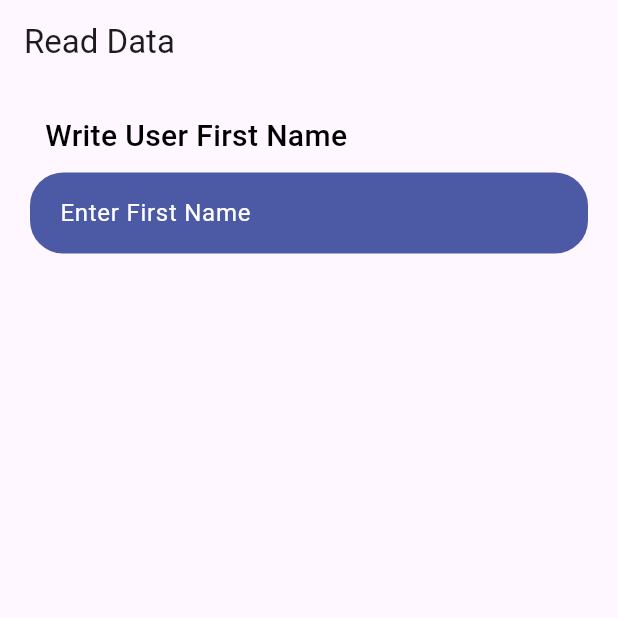
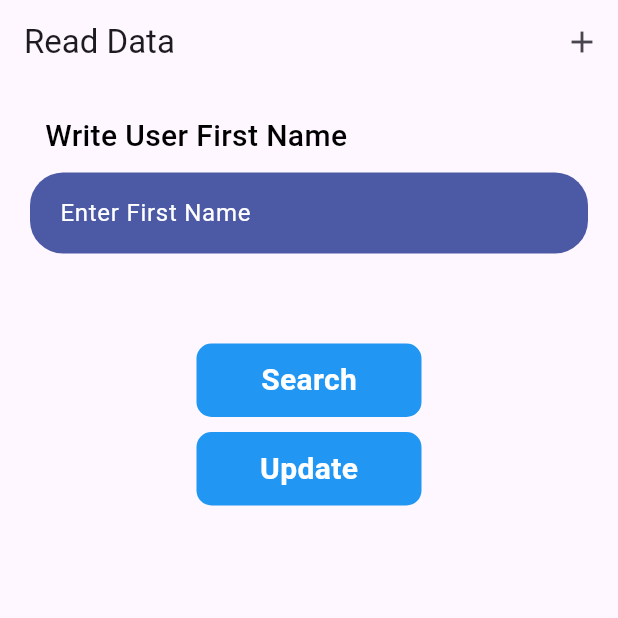
Before and after one commit to Khammunh/firebase_crud2024, a Flutter app: the screen it shows after launch, on a phone screen of 412 x 824 dp, the top half of it. Run offline on Flutter 3.47's test engine with Material 3 defaults, Android fonts, the phone set to English and light mode, and no system bars; our stand-ins replace cloud_firestore, firebase_core, fluttertoast; accounts and stored records are empty.

Commit message:
update code read

```diff
--- a/analysis_options.yaml
+++ b/analysis_options.yaml
@@ -10,6 +10,7 @@
 analyzer:
   errors:
     avoid_unnecessary_containers: ignore
+    prefer_interpolation_to_compose_strings: ignore
 include: package:flutter_lints/flutter.yaml
 
 linter:
--- a/lib/main.dart
+++ b/lib/main.dart
@@ -17,8 +17,9 @@ class MyApp extends StatelessWidget {
 
   @override
   Widget build(BuildContext context) {
-    return const MaterialApp(debugShowCheckedModeBanner: false, home: ReadData()
-        // home: HomePage()
-        );
+    return const MaterialApp(
+      debugShowCheckedModeBanner: false, home: ReadData(),
+      // home: HomePage()
+    );
   }
 }
--- a/lib/page/database.dart
+++ b/lib/page/database.dart
@@ -7,4 +7,18 @@ class DatabaseMethods {
         .doc()
         .set(userInfoMap);
   }
+
+  Future<QuerySnapshot> gettingUserInfo(String name) async {
+    return await FirebaseFirestore.instance
+        .collection("users")
+        .where("FirstName", isEqualTo: name)
+        .get();
+  }
+
+  Future UpdateUserData(String age, String id) async {
+    return await FirebaseFirestore.instance
+        .collection("users")
+        .doc(id)
+        .update({"Age": age});
+  }
 }
--- a/lib/page/read_data.dart
+++ b/lib/page/read_data.dart
@@ -1,5 +1,7 @@
+import 'package:cloud_firestore/cloud_firestore.dart';
+import 'package:firebase/page/database.dart';
+import 'package:firebase/page/home.dart';
 import 'package:flutter/material.dart';
-import 'package:flutter/widgets.dart';
 
 class ReadData extends StatefulWidget {
   const ReadData({super.key});
@@ -10,13 +12,39 @@ class ReadData extends StatefulWidget {
 
 class _ReadDataState extends State<ReadData> {
   String? firstName, lastName, age, id;
+  TextEditingController textController = new TextEditingController();
+
+  searchUser(String name) async {
+    QuerySnapshot querySnapshot = await DatabaseMethods().gettingUserInfo(name);
+
+    firstName = "${querySnapshot.docs[0]["FirstName"]}";
+    lastName = "${querySnapshot.docs[0]["LastName"]}";
+    age = "${querySnapshot.docs[0]["Age"]}";
+    id = querySnapshot.docs[0].id;
+    setState(() {});
+  }
+
   @override
   Widget build(BuildContext context) {
     return Scaffold(
       appBar: AppBar(
         title: const Text('Read Data'),
+        actions: [
+          IconButton(
+            onPressed: () {
+              Navigator.push(
+                context,
+                MaterialPageRoute(
+                  builder: (context) => const HomePage(),
                 ),
-      body: Container(
+              );
+            },
+            icon: const Icon(Icons.add),
+          ),
+        ],
+      ),
+      body: SingleChildScrollView(
+        child: Container(
           child: Column(
             crossAxisAlignment: CrossAxisAlignment.start,
             children: [
@@ -43,8 +71,9 @@ class _ReadDataState extends State<ReadData> {
                   color: const Color(0xFF4c59a5),
                   borderRadius: BorderRadius.circular(22),
                 ),
-              child: const TextField(
-                decoration: InputDecoration(
+                child: TextField(
+                  controller: textController,
+                  decoration: const InputDecoration(
                     border: InputBorder.none,
                     hintText: 'Enter First Name',
                     hintStyle: TextStyle(
@@ -53,17 +82,100 @@ class _ReadDataState extends State<ReadData> {
                   ),
                 ),
               ),
-            SizedBox(height: 60),
+              const SizedBox(height: 60),
               GestureDetector(
-              onTap: () {},
+                onTap: () {
+                  searchUser(textController.text);
+                },
                 child: Center(
                   child: Container(
                     width: 150,
                     padding: const EdgeInsets.symmetric(vertical: 10.0),
+                    decoration: BoxDecoration(
+                      color: Colors.blue,
+                      borderRadius: BorderRadius.circular(10),
+                    ),
+                    child: const Center(
+                      child: Text(
+                        'Search',
+                        style: TextStyle(
+                          fontSize: 20.0,
+                          color: Colors.white,
+                          fontWeight: FontWeight.bold,
                         ),
                       ),
-            )
+                    ),
+                  ),
+                ),
+              ),
+              const SizedBox(height: 10.0),
+              GestureDetector(
+                onTap: () async {
+                  await DatabaseMethods().UpdateUserData('25', id!);
+                  searchUser(textController.text);
+                },
+                child: Center(
+                  child: Container(
+                    width: 150,
+                    padding: const EdgeInsets.symmetric(vertical: 10.0),
+                    decoration: BoxDecoration(
+                      color: Colors.blue,
+                      borderRadius: BorderRadius.circular(10),
+                    ),
+                    child: const Center(
+                      child: Text(
+                        'Update',
+                        style: TextStyle(
+                          fontSize: 20.0,
+                          color: Colors.white,
+                          fontWeight: FontWeight.bold,
+                        ),
+                      ),
+                    ),
+                  ),
+                ),
+              ),
+              const SizedBox(height: 90.0),
+              firstName == null
+                  ? Container()
+                  : Center(
+                      child: Text(
+                        "FirstName : " + firstName!,
+                        style: const TextStyle(
+                          color: Colors.black,
+                          fontWeight: FontWeight.w500,
+                          fontSize: 20.0,
+                        ),
+                      ),
+                    ),
+              const SizedBox(height: 10.0),
+              firstName == null
+                  ? Container()
+                  : Center(
+                      child: Text(
+                        "LastName : " + lastName!,
+                        style: const TextStyle(
+                          color: Colors.black,
+                          fontWeight: FontWeight.w500,
+                          fontSize: 20.0,
+                        ),
+                      ),
+                    ),
+              const SizedBox(height: 10.0),
+              firstName == null
+                  ? Container()
+                  : Center(
+                      child: Text(
+                        "Age : " + age!,
+                        style: const TextStyle(
+                          color: Colors.black,
+                          fontWeight: FontWeight.w500,
+                          fontSize: 20.0,
+                        ),
+                      ),
+                    ),
             ],
+          ),
         ),
       ),
     );
```
Lines whose indentation alone changed are shown as unchanged.
